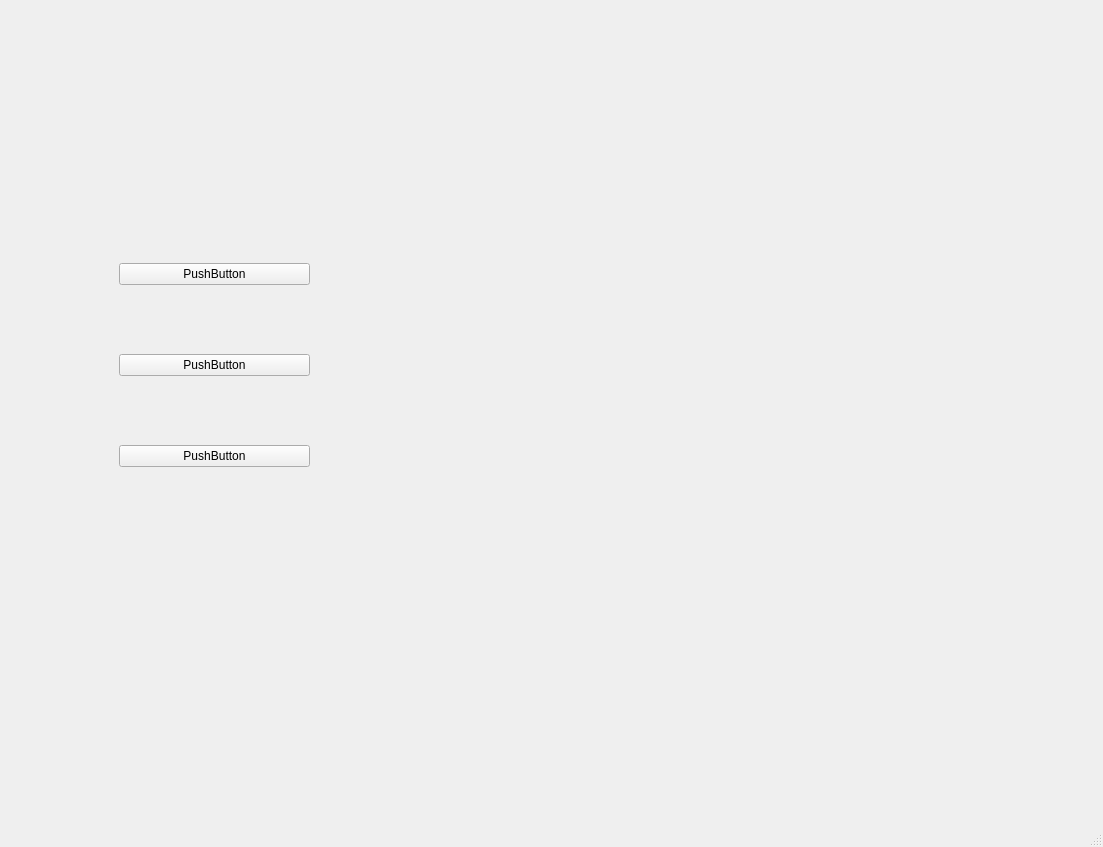
Before: the Qt Designer form src/designer/MainWindow.ui in miraclefish/QtApplication, drawn with Qt 5.
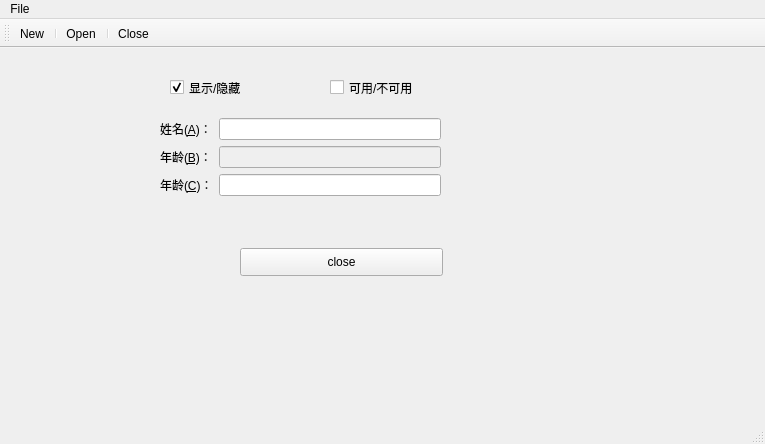
After: the same form once the commit is applied.

Patch:
```diff
--- a/src/designer/MainWindow.ui
+++ b/src/designer/MainWindow.ui
@@ -6,59 +6,171 @@
    <rect>
     <x>0</x>
     <y>0</y>
-    <width>1103</width>
-    <height>847</height>
+    <width>765</width>
+    <height>444</height>
    </rect>
   </property>
   <property name="windowTitle">
    <string>MainWindow</string>
   </property>
   <widget class="QWidget" name="centralwidget">
-   <widget class="QWidget" name="verticalLayoutWidget">
+   <widget class="QWidget" name="formLayoutWidget">
     <property name="geometry">
      <rect>
-      <x>119</x>
-      <y>200</y>
-      <width>191</width>
-      <height>331</height>
+      <x>160</x>
+      <y>70</y>
+      <width>281</width>
+      <height>101</height>
      </rect>
     </property>
-    <layout class="QVBoxLayout" name="verticalLayout">
-     <item>
-      <widget class="QPushButton" name="pushButton">
+    <layout class="QFormLayout" name="formLayout">
+     <item row="0" column="0">
+      <widget class="QLabel" name="label">
        <property name="text">
-        <string>PushButton</string>
+        <string>姓名(&amp;A)：</string>
        </property>
+       <property name="buddy">
+        <cstring>lineEdit</cstring>
+       </property>
       </widget>
      </item>
-     <item>
-      <widget class="QPushButton" name="pushButton_2">
+     <item row="0" column="1">
+      <widget class="QLineEdit" name="lineEdit"/>
+     </item>
+     <item row="1" column="0">
+      <widget class="QLabel" name="label_2">
        <property name="text">
-        <string>PushButton</string>
+        <string>年龄(&amp;B)：</string>
        </property>
+       <property name="buddy">
+        <cstring>lineEdit_2</cstring>
+       </property>
       </widget>
      </item>
-     <item>
-      <widget class="QPushButton" name="pushButton_3">
+     <item row="1" column="1">
+      <widget class="QLineEdit" name="lineEdit_2">
+       <property name="enabled">
+        <bool>false</bool>
+       </property>
+       <property name="dragEnabled">
+        <bool>false</bool>
+       </property>
+       <property name="readOnly">
+        <bool>false</bool>
+       </property>
+      </widget>
+     </item>
+     <item row="2" column="0">
+      <widget class="QLabel" name="label_3">
        <property name="text">
-        <string>PushButton</string>
+        <string>年龄(&amp;C)：</string>
        </property>
+       <property name="buddy">
+        <cstring>lineEdit_3</cstring>
+       </property>
       </widget>
      </item>
+     <item row="2" column="1">
+      <widget class="QLineEdit" name="lineEdit_3"/>
+     </item>
     </layout>
    </widget>
+   <widget class="QCheckBox" name="checkBox">
+    <property name="geometry">
+     <rect>
+      <x>170</x>
+      <y>30</y>
+      <width>91</width>
+      <height>19</height>
+     </rect>
+    </property>
+    <property name="text">
+     <string>显示/隐藏</string>
+    </property>
+    <property name="checked">
+     <bool>true</bool>
+    </property>
+   </widget>
+   <widget class="QPushButton" name="pushButton">
+    <property name="geometry">
+     <rect>
+      <x>240</x>
+      <y>200</y>
+      <width>203</width>
+      <height>28</height>
+     </rect>
+    </property>
+    <property name="text">
+     <string>close</string>
+    </property>
+   </widget>
+   <widget class="QCheckBox" name="checkBox_2">
+    <property name="geometry">
+     <rect>
+      <x>330</x>
+      <y>30</y>
+      <width>121</width>
+      <height>19</height>
+     </rect>
+    </property>
+    <property name="text">
+     <string>可用/不可用</string>
+    </property>
+   </widget>
   </widget>
-  <widget class="QMenuBar" name="menubar">
+  <widget class="QStatusBar" name="statusbar"/>
+  <widget class="QToolBar" name="toolBar">
+   <property name="windowTitle">
+    <string>toolBar</string>
+   </property>
+   <attribute name="toolBarArea">
+    <enum>TopToolBarArea</enum>
+   </attribute>
+   <attribute name="toolBarBreak">
+    <bool>false</bool>
+   </attribute>
+   <addaction name="actionNew"/>
+   <addaction name="separator"/>
+   <addaction name="actionOpen"/>
+   <addaction name="separator"/>
+   <addaction name="actionClose"/>
+  </widget>
+  <widget class="QMenuBar" name="menuBar">
    <property name="geometry">
     <rect>
      <x>0</x>
      <y>0</y>
-     <width>1103</width>
+     <width>765</width>
      <height>26</height>
     </rect>
    </property>
+   <widget class="QMenu" name="menuFile">
+    <property name="title">
+     <string>File</string>
+    </property>
+    <addaction name="actionNew"/>
+    <addaction name="separator"/>
+    <addaction name="actionOpen"/>
+    <addaction name="separator"/>
+    <addaction name="actionClose"/>
+   </widget>
+   <addaction name="menuFile"/>
   </widget>
-  <widget class="QStatusBar" name="statusbar"/>
+  <action name="actionNew">
+   <property name="text">
+    <string>New</string>
+   </property>
+  </action>
+  <action name="actionOpen">
+   <property name="text">
+    <string>Open</string>
+   </property>
+  </action>
+  <action name="actionClose">
+   <property name="text">
+    <string>Close</string>
+   </property>
+  </action>
  </widget>
  <resources/>
  <connections/>
```
Left out of the diff: 56 changed lines with no effect on the pictures.
